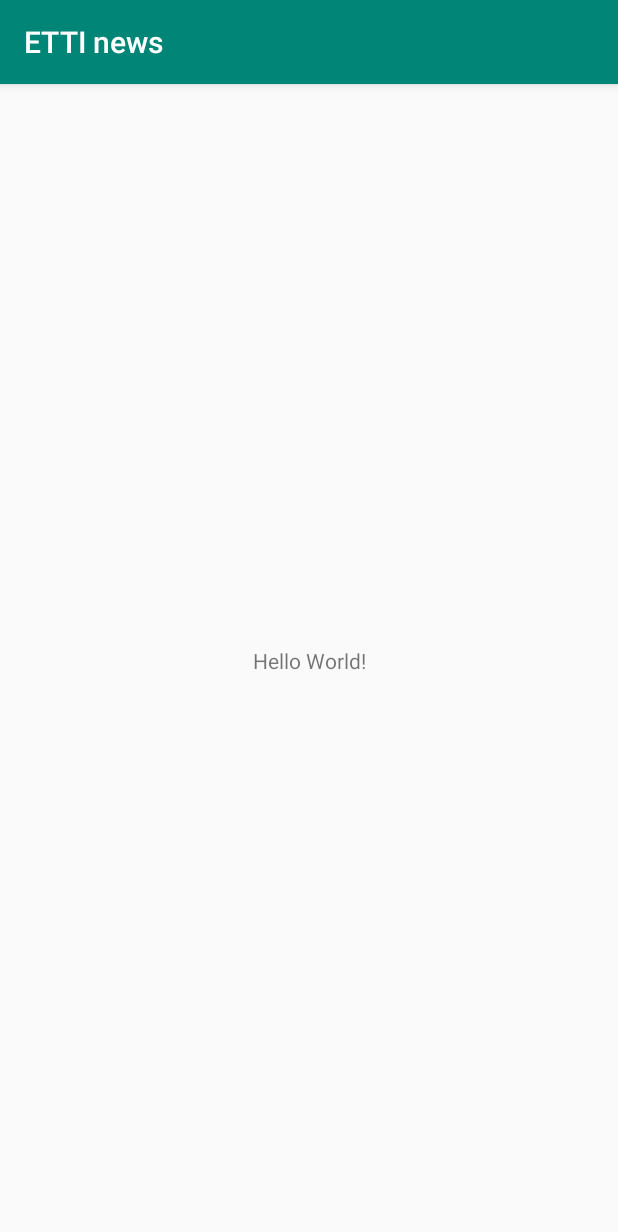
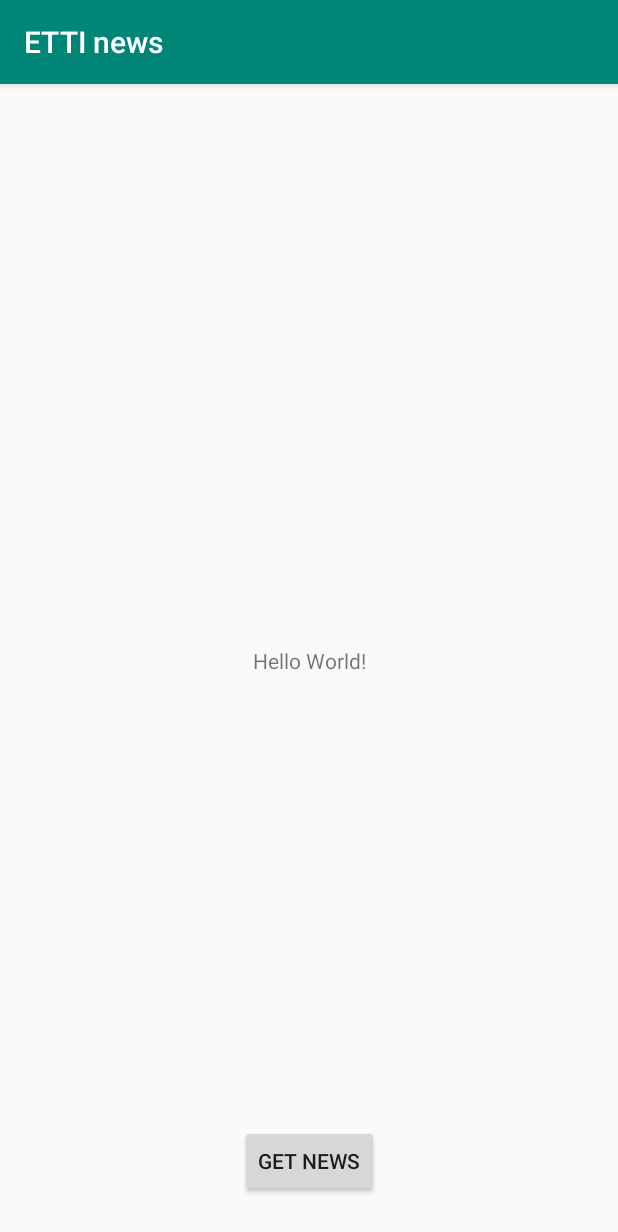
Before and after one commit to AlexCvoan/ETTInews, an Android app: the screen it shows after launch (MainActivity), on a phone screen of 412 x 824 dp. Shown: the top 1232 px of the screen. Run offline under Robolectric (Android 15) with nearby library versions, the phone set to English and light mode, and no system bars.

```diff
--- a/app/src/main/res/layout/activity_main.xml
+++ b/app/src/main/res/layout/activity_main.xml
@@ -16,4 +16,16 @@
         app:layout_constraintRight_toRightOf="parent"
         app:layout_constraintTop_toTopOf="parent" />
 
+    <Button
+        android:id="@+id/refreshButton"
+        android:layout_width="wrap_content"
+        android:layout_height="wrap_content"
+        android:layout_marginTop="290dp"
+        android:layout_marginBottom="16dp"
+        android:text="Get News"
+        app:layout_constraintBottom_toBottomOf="parent"
+        app:layout_constraintEnd_toEndOf="parent"
+        app:layout_constraintStart_toStartOf="parent"
+        app:layout_constraintTop_toBottomOf="@+id/text_view_result" />
+
 </android.support.constraint.ConstraintLayout>
```
Also changed, not shown: app/src/main/java/com/cp_ppa/ettinews/MainActivity.java (+85 -1 lines).
